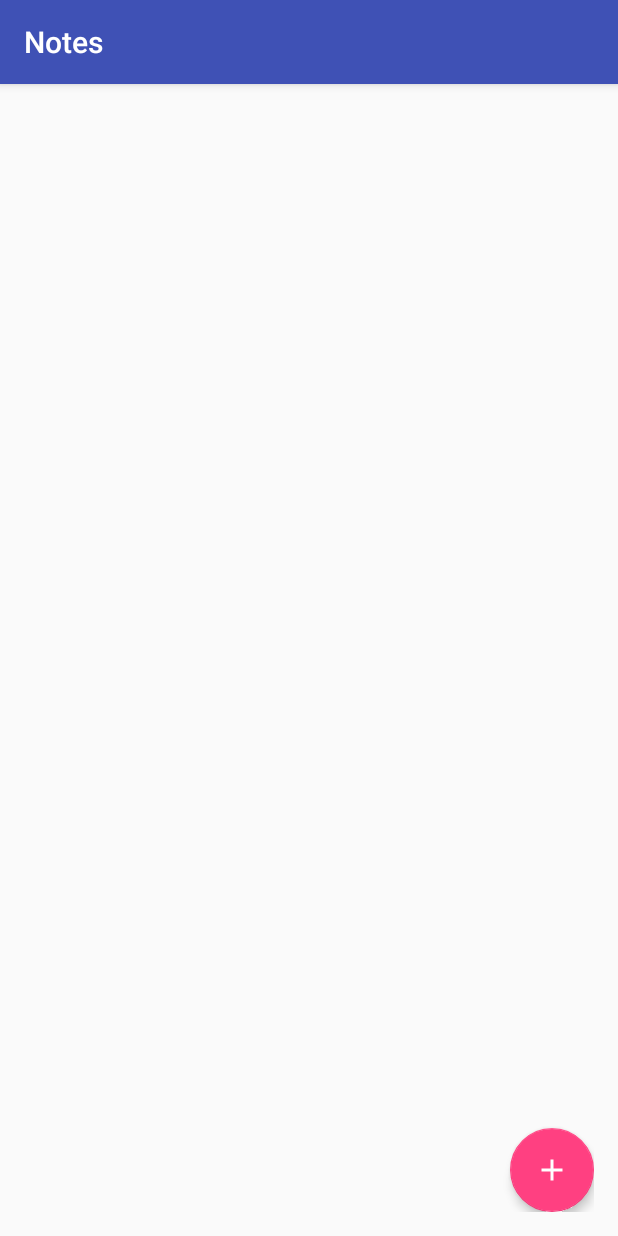
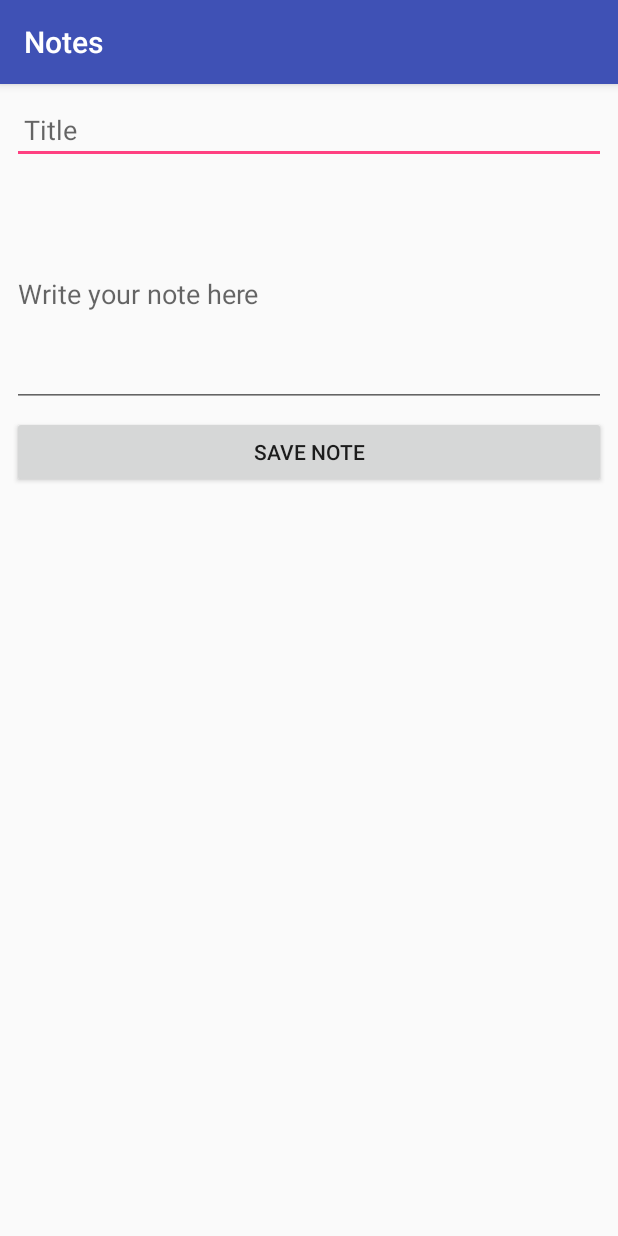
Before and after one commit to dekzitfz/notes-mvp-sample, an Android app: the screen it shows after launch (MainActivity before the commit, AddActivity after it), after a tap on an icon or button, on a phone screen of 412 x 824 dp. Run offline under Robolectric (Android 15) with nearby library versions, the phone set to English and light mode, and no system bars; our stand-ins replace ButterKnife; libraries missing offline, so code that uses them is left out: io.realm; 6 statements that could not run were skipped.

Commit message:
adding add note feature and save to realm

```diff
--- a/app/src/main/AndroidManifest.xml
+++ b/app/src/main/AndroidManifest.xml
@@ -16,6 +16,7 @@
                 <category android:name="android.intent.category.LAUNCHER" />
             </intent-filter>
         </activity>
+        <activity android:name=".activity.add.AddActivity"/>
     </application>
 
 </manifest>
--- /dev/null
+++ b/app/src/main/java/mvp/it/dekz/notes/activity/add/AddActivity.java
@@ -0,0 +1,63 @@
+package mvp.it.dekz.notes.activity.add;
+
+import android.os.Bundle;
+import android.support.v7.app.AppCompatActivity;
+import android.view.View;
+import android.widget.Button;
+import android.widget.EditText;
+import android.widget.Toast;
+
+import butterknife.BindView;
+import butterknife.ButterKnife;
+import mvp.it.dekz.notes.R;
+
+public class AddActivity extends AppCompatActivity implements AddView {
+
+    AddPresenter addPresenter;
+    @BindView(R.id.btnSave)Button btnSave;
+    @BindView(R.id.etTitle)EditText title;
+    @BindView(R.id.etNote)EditText text;
+
+    @Override
+    protected void onCreate(Bundle bundle){
+        super.onCreate(bundle);
+        setContentView(R.layout.activity_add_note);
+        ButterKnife.bind(this);
+
+        addPresenter = new AddPresenter();
+
+        btnSave.setOnClickListener(new View.OnClickListener() {
+            @Override
+            public void onClick(View view) {
+                if(title.getText().length()!=0 && text.getText().length()!=0){
+                    addPresenter.saveNote(title.getText().toString(),
+                            text.getText().toString());
+                }
+            }
+        });
+
+        onAttachView();
+    }
+
+    @Override
+    protected void onDestroy(){
+        onDetachView();
+        super.onDestroy();
+    }
+
+    @Override
+    public void onNoteSaved() {
+        Toast.makeText(getApplicationContext(), "notes saved", Toast.LENGTH_SHORT).show();
+        AddActivity.this.finish();
+    }
+
+    @Override
+    public void onAttachView() {
+        addPresenter.onAttach(this);
+    }
+
+    @Override
+    public void onDetachView() {
+        addPresenter.onDetach();
+    }
+}
--- /dev/null
+++ b/app/src/main/java/mvp/it/dekz/notes/activity/add/AddView.java
@@ -0,0 +1,8 @@
+package mvp.it.dekz.notes.activity.add;
+
+import mvp.it.dekz.notes.base.View;
+import mvp.it.dekz.notes.model.Note;
+
+public interface AddView extends View {
+    void onNoteSaved();
+}
--- a/app/src/main/java/mvp/it/dekz/notes/activity/main/MainActivity.java
+++ b/app/src/main/java/mvp/it/dekz/notes/activity/main/MainActivity.java
@@ -1,5 +1,6 @@
 package mvp.it.dekz.notes.activity.main;
 
+import android.content.Intent;
 import android.support.design.widget.FloatingActionButton;
 import android.support.v7.app.AppCompatActivity;
 import android.os.Bundle;
@@ -10,6 +11,7 @@ import butterknife.BindView;
 import butterknife.ButterKnife;
 import io.realm.RealmResults;
 import mvp.it.dekz.notes.R;
+import mvp.it.dekz.notes.activity.add.AddActivity;
 import mvp.it.dekz.notes.model.Note;
 
 public class MainActivity extends AppCompatActivity implements MainView {
@@ -27,6 +29,7 @@ public class MainActivity extends AppCompatActivity implements MainView {
             @Override
             public void onClick(View view) {
                 //TODO add data
+                startActivity(new Intent(getApplicationContext(), AddActivity.class));
             }
         });
 
@@ -48,7 +51,7 @@ public class MainActivity extends AppCompatActivity implements MainView {
 
     @Override
     protected void onDestroy(){
-        onAttachView();
+        onDetachView();
         super.onDestroy();
     }
 
--- /dev/null
+++ b/app/src/main/res/layout/activity_add_note.xml
@@ -0,0 +1,37 @@
+<?xml version="1.0" encoding="utf-8"?>
+<RelativeLayout xmlns:android="http://schemas.android.com/apk/res/android"
+    android:layout_width="match_parent" android:layout_height="match_parent">
+
+    <LinearLayout
+        android:orientation="vertical"
+        android:padding="8dp"
+        android:layout_width="match_parent"
+        android:layout_height="wrap_content">
+
+        <EditText
+            android:id="@+id/etTitle"
+            android:paddingLeft="8dp"
+            android:hint="Title"
+            android:layout_width="match_parent"
+            android:layout_height="wrap_content"/>
+
+        <EditText
+            android:layout_marginTop="12dp"
+            android:hint="Write your note here"
+            android:layout_width="match_parent"
+            android:layout_height="150dp"
+            android:inputType="textMultiLine"
+            android:ems="10"
+            android:id="@+id/etNote"
+            android:layout_weight="1" />
+
+        <Button
+            android:layout_marginTop="6dp"
+            android:id="@+id/btnSave"
+            android:text="Save Note"
+            android:layout_width="match_parent"
+            android:layout_height="wrap_content" />
+
+    </LinearLayout>
+
+</RelativeLayout>
```
Also changed, not shown: app/src/main/java/mvp/it/dekz/notes/activity/add/AddPresenter.java (added, +49 -0 lines), app/src/main/java/mvp/it/dekz/notes/activity/main/MainPresenter.java (+13 -2 lines), app/src/main/java/mvp/it/dekz/notes/model/Note.java (+2 -12 lines).
